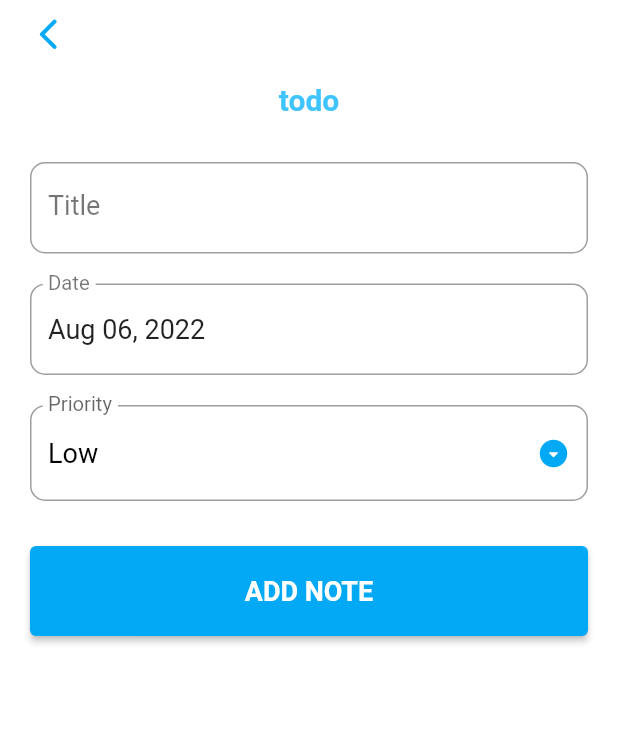
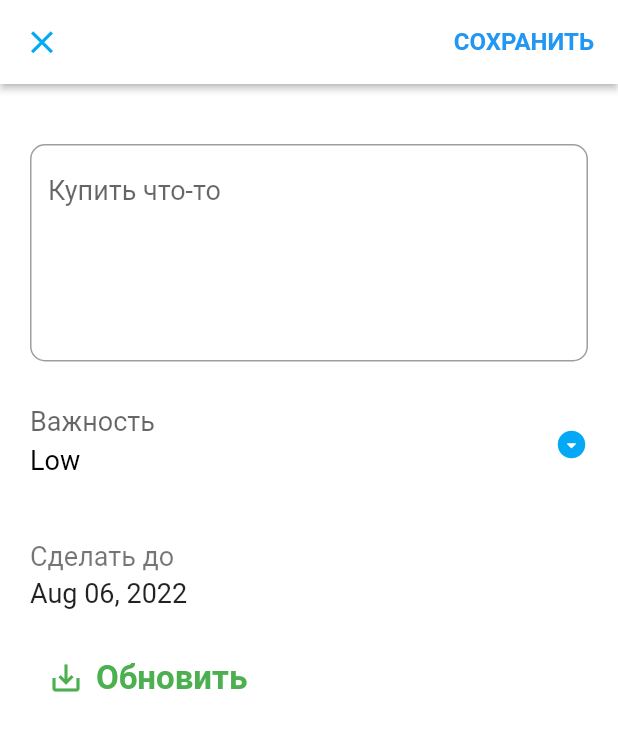
Before and after one commit to tauptaup/todo, a Flutter app: the AddNoteScreen screen opened directly, on a phone screen of 412 x 824 dp. Shown: the top 731 px of the screen. Run offline on Flutter 3.47's test engine with Material 2 defaults, Android fonts, the phone set to English and light mode, and no system bars; our stand-ins replace flutter_slidable, sqflite; accounts and stored records are empty.

Commit message:
Update add_note_screen.dart

```diff
--- a/lib/screens/add_note_screen.dart
+++ b/lib/screens/add_note_screen.dart
@@ -22,7 +22,7 @@ class _AddNoteScreenState extends State<AddNoteScreen> {
   String _priority = 'Low';
   String _title = '';
   String btnText = 'Add Note';
-  String titleText = 'Add  ToDo';
+  String titleText = 'todo';
 
   TextEditingController _dateController = TextEditingController();
   final DateFormat _dateFormatter = DateFormat('MMM dd, yyyy');
@@ -56,7 +56,7 @@ class _AddNoteScreenState extends State<AddNoteScreen> {
     } else {
       setState(() {
         btnText = 'Add Note';
-        titleText = 'todo';
+        titleText = 'Add ToDo';
       });
     }
 
@@ -119,6 +119,31 @@ class _AddNoteScreenState extends State<AddNoteScreen> {
   @override
   Widget build(BuildContext context) {
     return Scaffold(
+      appBar: AppBar(
+        elevation: 2,
+        backgroundColor: Colors.white,
+        leading: GestureDetector(
+          onTap: () {
+            Navigator.pop(context);
+          },
+          child: Icon(
+            Icons.clear,
+            size: 25.0,
+            color: Theme.of(context).primaryColor,
+          ),
+        ),
+        actions: [
+          RaisedButton(
+              color: Colors.white,
+              elevation: 0,
+              onPressed: _submit,
+              child: Text('CОХРАНИТЬ',
+                  style: TextStyle(
+                      fontSize: 16,
+                      color: Colors.blue,
+                      fontWeight: FontWeight.bold)))
+        ],
+      ),
       backgroundColor: Colors.white,
       body: GestureDetector(
         onTap: () => FocusScope.of(context).unfocus(),
@@ -132,32 +157,7 @@ class _AddNoteScreenState extends State<AddNoteScreen> {
               child: Column(
                 crossAxisAlignment: CrossAxisAlignment.start,
                 children: [
-                  GestureDetector(
-                    onTap: () {
-                      Navigator.pop(context);
-                    },
-                    child: Icon(
-                      Icons.arrow_back_ios_rounded,
-                      size: 25.0,
-                      color: Theme.of(context).primaryColor,
-                    ),
-                  ),
-                  SizedBox(
-                    height: 20,
-                  ),
-                  Center(
-                    child: Text(
-                      titleText,
-                      style: TextStyle(
-                        color: Colors.lightBlueAccent.shade200,
-                        fontSize: 20.0,
-                        fontWeight: FontWeight.bold,
-                      ),
-                    ),
-                  ),
-                  SizedBox(
-                    height: 20.0,
-                  ),
+                  SizedBox(height: 20),
                   Form(
                     key: _formKey,
                     child: Column(
@@ -167,11 +167,12 @@ class _AddNoteScreenState extends State<AddNoteScreen> {
                             vertical: 10.0,
                           ),
                           child: TextFormField(
+                            maxLines: 5,
                             style: TextStyle(
                               fontSize: 18.0,
                             ),
                             decoration: InputDecoration(
-                              labelText: 'Title',
+                              hintText: 'Купить что-то',
                               labelStyle: TextStyle(
                                 fontSize: 18.0,
                                 color: Colors.black54,
@@ -185,29 +186,6 @@ class _AddNoteScreenState extends State<AddNoteScreen> {
                                 : null,
                             onSaved: (input) => _title = input!,
                             initialValue: _title,
-                          ),
-                        ),
-                        Padding(
-                          padding: EdgeInsets.symmetric(
-                            vertical: 10.0,
-                          ),
-                          child: TextFormField(
-                            readOnly: true,
-                            controller: _dateController,
-                            onTap: _handleDatePicker,
-                            style: TextStyle(
-                              fontSize: 18.0,
-                            ),
-                            decoration: InputDecoration(
-                              labelText: 'Date',
-                              labelStyle: TextStyle(
-                                fontSize: 18.0,
-                                color: Colors.black54,
-                              ),
-                              border: OutlineInputBorder(
-                                borderRadius: BorderRadius.circular(10.0),
-                              ),
-                            ),
                           ),
                         ),
                         Padding(
@@ -231,11 +209,9 @@ class _AddNoteScreenState extends State<AddNoteScreen> {
                             }).toList(),
                             style: TextStyle(fontSize: 18.0),
                             decoration: InputDecoration(
-                              labelText: 'Priority',
-                              labelStyle: TextStyle(fontSize: 18.0),
-                              border: OutlineInputBorder(
-                                borderRadius: BorderRadius.circular(10.0),
-                              ),
+                              border: InputBorder.none,
+                              labelText: 'Важность',
+                              labelStyle: TextStyle(fontSize: 24.0),
                             ),
                             validator: (input) => _priority == null
                                 ? 'Please select a priority level'
@@ -248,21 +224,42 @@ class _AddNoteScreenState extends State<AddNoteScreen> {
                             value: _priority,
                           ),
                         ),
+                        Padding(
+                          padding: EdgeInsets.symmetric(
+                            vertical: 10.0,
+                          ),
+                          child: TextFormField(
+                            readOnly: true,
+                            controller: _dateController,
+                            onTap: _handleDatePicker,
+                            style: TextStyle(
+                              fontSize: 18.0,
+                            ),
+                            decoration: InputDecoration(
+                              labelText: 'Сделать до',
+                              labelStyle: TextStyle(
+                                fontSize: 24.0,
+                                color: Colors.black54,
+                              ),
+                              border: InputBorder.none,
+                            ),
+                          ),
+                        ),
                         Container(
-                          margin: EdgeInsets.symmetric(vertical: 20.0),
-                          height: 60.0,
-                          width: double.infinity,
-                          decoration: BoxDecoration(
-                            color: Theme.of(context).primaryColor,
-                            borderRadius: BorderRadius.circular(40.0),
-                          ),
-                          child: ElevatedButton(
+                          alignment: Alignment.centerLeft,
+                          child: ElevatedButton.icon(
+                            icon: Icon(
+                              Icons.save_alt,
+                              color: Colors.green,
+                            ),
                             onPressed: _submit,
-                            child: Text(
-                              btnText.toUpperCase(),
+                            style: ElevatedButton.styleFrom(
+                                primary: Colors.white, elevation: 0),
+                            label: Text(
+                              'Обновить',
                               style: TextStyle(
-                                fontSize: 18.0,
-                                color: Colors.white,
+                                fontSize: 22.0,
+                                color: Colors.green,
                                 fontWeight: FontWeight.bold,
                               ),
                             ),
@@ -270,21 +267,21 @@ class _AddNoteScreenState extends State<AddNoteScreen> {
                         ),
                         widget.note != null
                             ? Container(
-                                margin: EdgeInsets.symmetric(vertical: 10.0),
-                                height: 60.0,
-                                width: double.infinity,
-                                decoration: BoxDecoration(
-                                  color: Theme.of(context).primaryColor,
-                                  borderRadius: BorderRadius.circular(40.0),
-                                ),
-                                child: ElevatedButton(
+                                alignment: Alignment.centerLeft,
+                                child: ElevatedButton.icon(
+                                  style: ElevatedButton.styleFrom(
+                                      primary: Colors.white, elevation: 0),
+                                  icon: Icon(
+                                    Icons.delete,
+                                    color: Colors.red,
+                                    size: 30,
+                                  ),
                                   onPressed: delete,
-                                  child: Text(
-                                    'delete'.toUpperCase(),
+                                  label: Text(
+                                    'Удалить',
                                     style: TextStyle(
-                                      fontSize: 18.0,
-                                      color: Colors.white,
-                                      fontWeight: FontWeight.bold,
+                                      fontSize: 22.0,
+                                      color: Colors.red,
                                     ),
                                   ),
                                 ),
```
